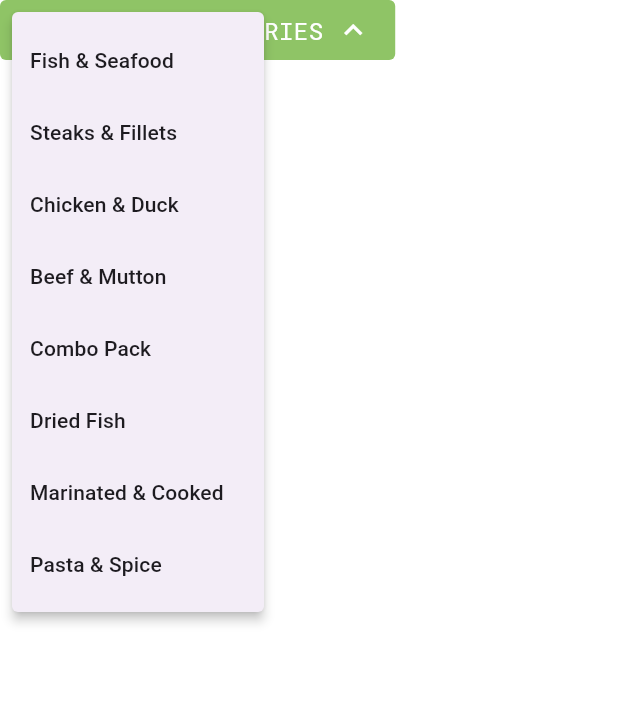
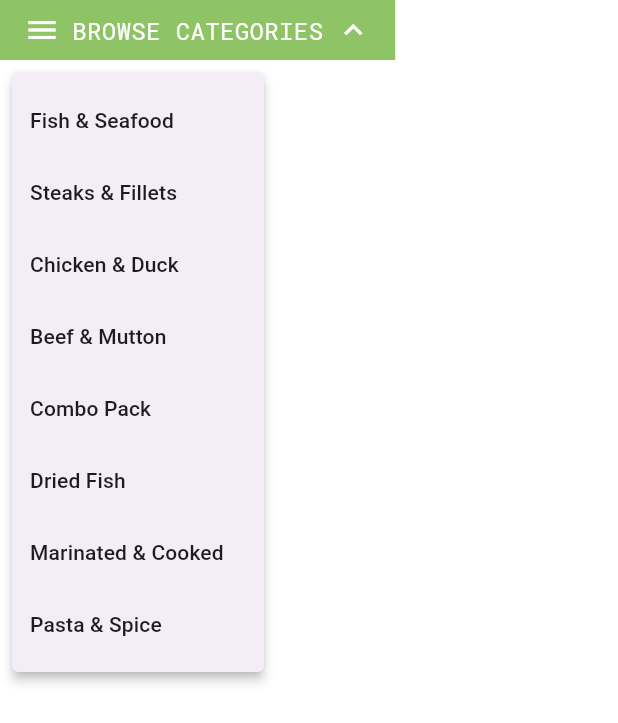
Before and after one commit to Hasib-39/Amar-Shodai, a Flutter app: the CategoryDropdown widget shown alone on an empty page, opened directly, after a tap on "BROWSE CATEGORIES", on a phone screen of 412 x 824 dp. Shown: the top 723 px of the screen. Run offline on Flutter 3.47's test engine with Material 3 defaults, Android fonts, the phone set to English and light mode, and no system bars; our stand-ins replace carousel_slider, font_awesome_flutter, google_fonts.

Commit message:
Fixed the issue of CategoryDropDown

```diff
--- a/lib/widgets/category_drop_down.dart
+++ b/lib/widgets/category_drop_down.dart
@@ -34,6 +34,7 @@ class _CategoryDropdownState extends State<CategoryDropdown> {
       child: StatefulBuilder(
         builder: (context, setStateSB) {
           return PopupMenuButton<String>(
+            position: PopupMenuPosition.under,
             onOpened: () => setStateSB(() => isOpen = true),
             onCanceled: () => setStateSB(() => isOpen = false),
             onSelected: (String value) {
@@ -48,11 +49,12 @@ class _CategoryDropdownState extends State<CategoryDropdown> {
                 );
               }).toList();
             },
+            child: Padding(
+              padding: const EdgeInsets.only(bottom: 8.0),
               child: Container(
-              constraints: const BoxConstraints(maxWidth: 280),
+                constraints: const BoxConstraints(maxWidth: 320),
                 decoration: BoxDecoration(
                   color: Color(0xff8fc466),
-                borderRadius: BorderRadius.circular(4),
                 ),
                 child: Padding(
                   padding: const EdgeInsets.symmetric(vertical: 8, horizontal: 16),
@@ -93,6 +95,7 @@ class _CategoryDropdownState extends State<CategoryDropdown> {
                   ),
                 ),
               ),
+            ),
           );
         },
       ),
```
Lines whose indentation alone changed are shown as unchanged.
